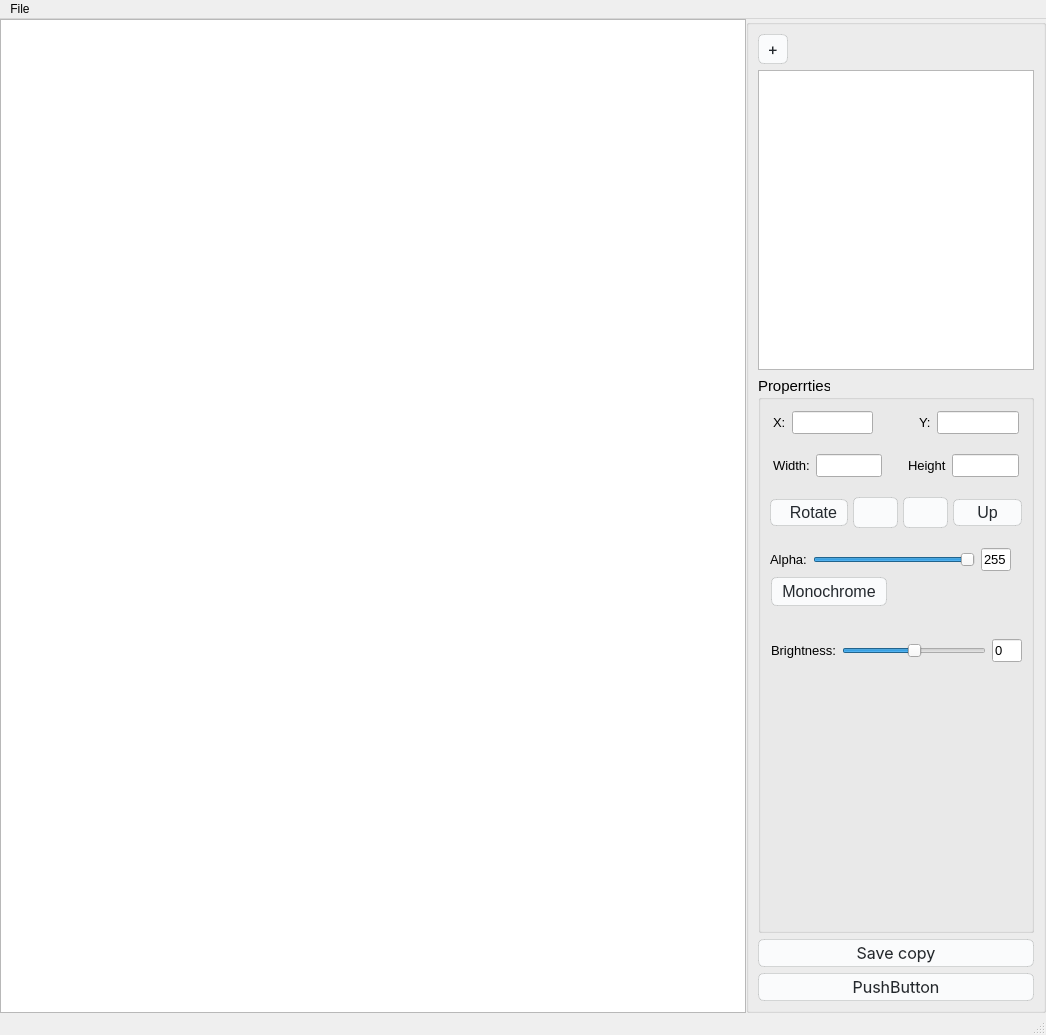
First picture: the form in photo_editor/photo_editor_window.ui, repository SevaMisiul/photo_editor, before the edit.
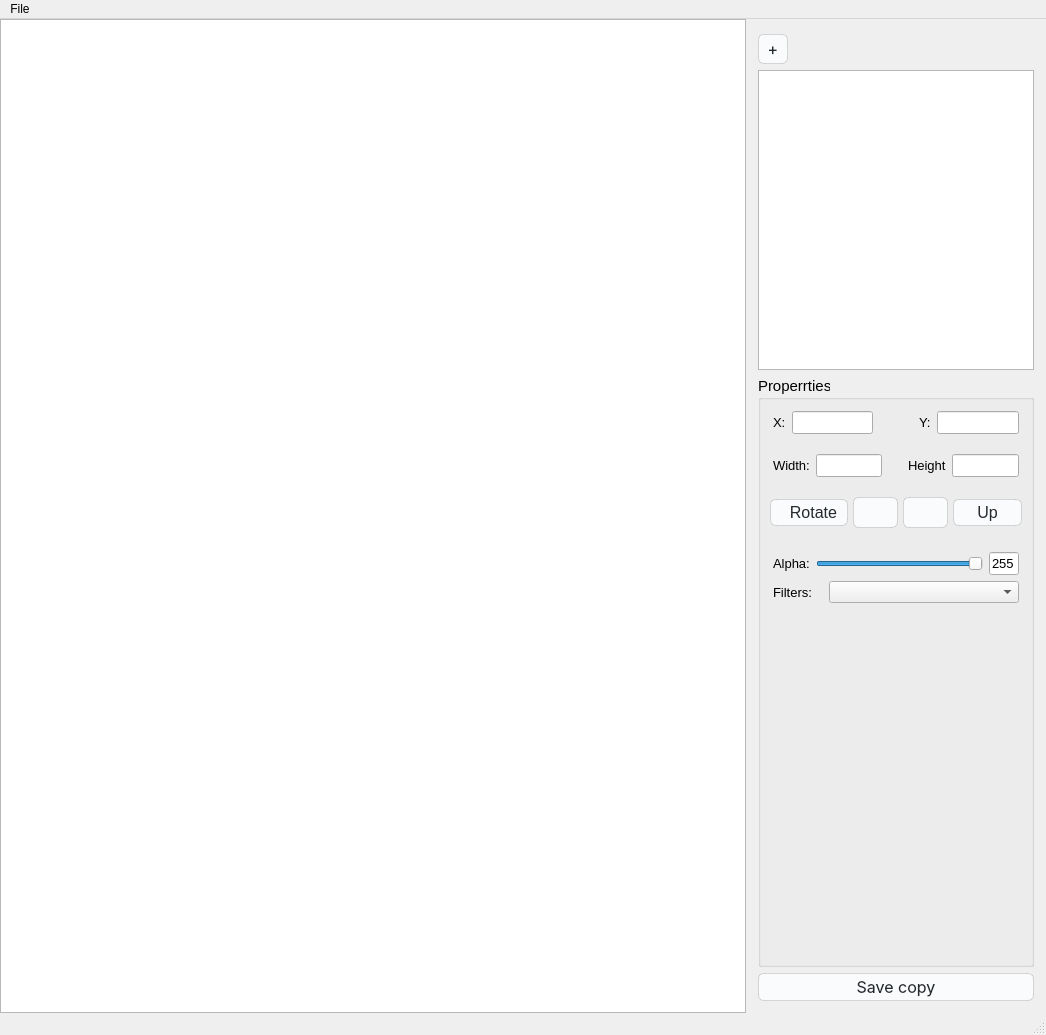
Second picture: the form after the edit. Icons and pictures are not drawn. Custom widgets are drawn as their Qt base class.

Commit message: added item filters

Diff of the .ui file:
```diff
--- a/photo_editor/photo_editor_window.ui
+++ b/photo_editor/photo_editor_window.ui
@@ -82,7 +82,7 @@
        </font>
       </property>
       <property name="styleSheet">
-       <string notr="true">#gbLeft { 
+       <string notr="true">#gbRight { 
 	border: 0; 
 }</string>
       </property>
@@ -487,7 +487,7 @@
             <property name="minimumSize">
              <size>
               <width>0</width>
-              <height>200</height>
+              <height>0</height>
              </size>
             </property>
             <property name="styleSheet">
@@ -496,28 +496,8 @@
             <property name="title">
              <string/>
             </property>
-            <widget class="QPushButton" name="btnMonochrome">
-             <property name="geometry">
-              <rect>
-               <x>10</x>
-               <y>40</y>
-               <width>116</width>
-               <height>29</height>
-              </rect>
-             </property>
-             <property name="text">
-              <string>Monochrome</string>
-             </property>
-            </widget>
-            <widget class="QWidget" name="">
-             <property name="geometry">
-              <rect>
-               <x>9</x>
-               <y>9</y>
-               <width>241</width>
-               <height>27</height>
-              </rect>
-             </property>
+            <layout class="QVBoxLayout" name="verticalLayout_3">
+             <item>
              <layout class="QHBoxLayout" name="horizontalLayout_10">
               <item>
                <widget class="QLabel" name="lblAlpha">
@@ -566,47 +546,14 @@
                </widget>
               </item>
              </layout>
-            </widget>
-            <widget class="QWidget" name="">
-             <property name="geometry">
-              <rect>
-               <x>10</x>
-               <y>100</y>
-               <width>251</width>
-               <height>27</height>
-              </rect>
-             </property>
+             </item>
+             <item>
              <layout class="QHBoxLayout" name="horizontalLayout_11">
               <item>
-               <widget class="QLabel" name="lblBright">
-                <property name="font">
-                 <font>
-                  <pointsize>10</pointsize>
-                 </font>
-                </property>
-                <property name="text">
-                 <string>Brightness:</string>
-                </property>
-               </widget>
-              </item>
-              <item>
-               <widget class="QSlider" name="sliderBright">
-                <property name="minimum">
-                 <number>-50</number>
-                </property>
-                <property name="maximum">
-                 <number>50</number>
-                </property>
-                <property name="orientation">
-                 <enum>Qt::Horizontal</enum>
-                </property>
-               </widget>
-              </item>
-              <item>
-               <widget class="QLineEdit" name="edtBright">
+                <widget class="QLabel" name="lbFilters">
                 <property name="maximumSize">
                  <size>
-                  <width>30</width>
+                   <width>50</width>
                   <height>16777215</height>
                  </size>
                 </property>
@@ -616,15 +563,16 @@
                  </font>
                 </property>
                 <property name="text">
-                 <string>0</string>
-                </property>
-                <property name="readOnly">
-                 <bool>true</bool>
-                </property>
-               </widget>
-              </item>
-             </layout>
-            </widget>
+                  <string>Filters:</string>
+                 </property>
+                </widget>
+               </item>
+               <item>
+                <widget class="QComboBox" name="cbFilters"/>
+               </item>
+              </layout>
+             </item>
+            </layout>
            </widget>
           </item>
           <item>
@@ -656,19 +604,6 @@
          </property>
         </widget>
        </item>
-       <item>
-        <widget class="QPushButton" name="pushButton_2">
-         <property name="font">
-          <font>
-           <family>-apple-system</family>
-           <pointsize>-1</pointsize>
-          </font>
-         </property>
-         <property name="text">
-          <string>PushButton</string>
-         </property>
-        </widget>
-       </item>
       </layout>
      </widget>
     </item>
```
Lines whose indentation alone changed are shown as unchanged. The commit also changes 4 other files.
